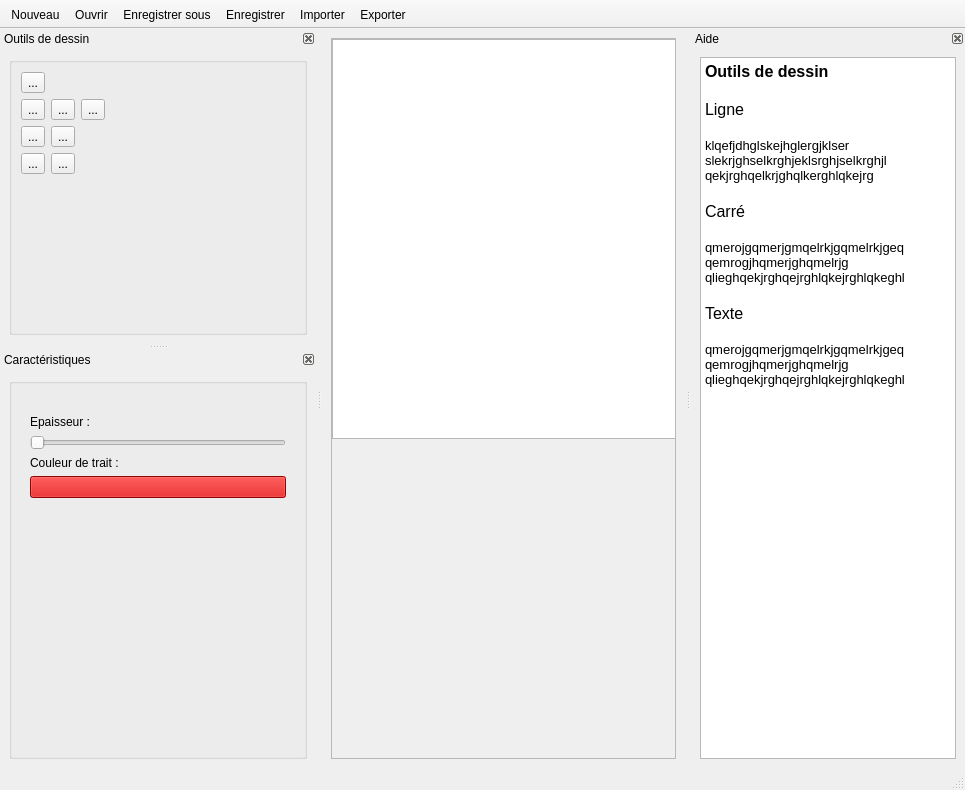
Before: the Qt Designer form mainwindow.ui in BARRY-JN/M1---vectorial-draw-application, drawn with Qt 5.
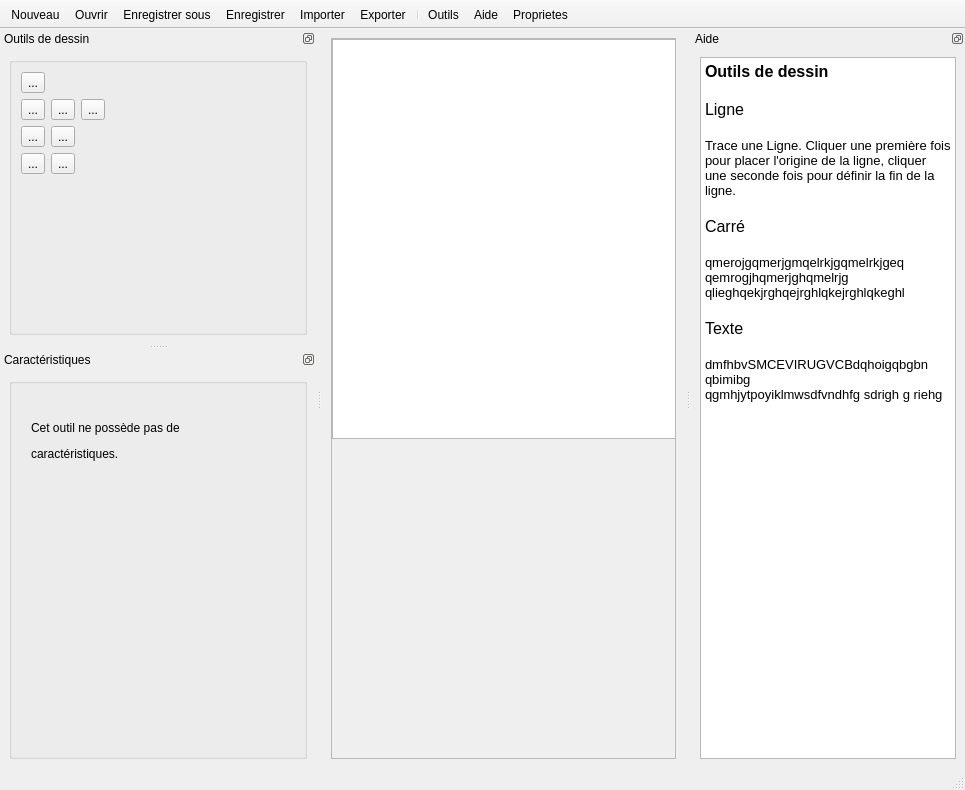
After: the same form once the commit is applied. The open tabs and pages were chosen to show the change. Icons and pictures are not drawn.

Patch:
```diff
--- a/mainwindow.ui
+++ b/mainwindow.ui
@@ -72,6 +72,10 @@
    <addaction name="actionEnregistrer"/>
    <addaction name="actionImporter"/>
    <addaction name="actionExporter"/>
+   <addaction name="separator"/>
+   <addaction name="actionOutils"/>
+   <addaction name="actionAide"/>
+   <addaction name="actionProprietes"/>
   </widget>
   <widget class="QDockWidget" name="dockWidget_2">
    <property name="sizePolicy">
@@ -96,7 +100,7 @@
     <bool>false</bool>
    </property>
    <property name="features">
-    <set>QDockWidget::DockWidgetClosable|QDockWidget::DockWidgetMovable</set>
+    <set>QDockWidget::DockWidgetFloatable|QDockWidget::DockWidgetMovable</set>
    </property>
    <property name="windowTitle">
     <string>Outils de dessin</string>
@@ -449,7 +453,7 @@
     </size>
    </property>
    <property name="features">
-    <set>QDockWidget::DockWidgetClosable|QDockWidget::DockWidgetMovable</set>
+    <set>QDockWidget::DockWidgetFloatable|QDockWidget::DockWidgetMovable</set>
    </property>
    <property name="windowTitle">
     <string>Caractéristiques</string>
@@ -698,6 +702,21 @@
             </item>
            </layout>
           </widget>
+          <widget class="QWidget" name="page_4">
+           <widget class="QLabel" name="label_9">
+            <property name="geometry">
+             <rect>
+              <x>10</x>
+              <y>10</y>
+              <width>251</width>
+              <height>51</height>
+             </rect>
+            </property>
+            <property name="text">
+             <string>&lt;html&gt;&lt;head/&gt;&lt;body&gt;&lt;p&gt;Cet outil ne possède pas de&lt;/p&gt;&lt;p&gt;caractéristiques.&lt;/p&gt;&lt;/body&gt;&lt;/html&gt;</string>
+            </property>
+           </widget>
+          </widget>
          </widget>
         </item>
        </layout>
@@ -725,7 +744,7 @@
     </size>
    </property>
    <property name="features">
-    <set>QDockWidget::DockWidgetClosable|QDockWidget::DockWidgetMovable</set>
+    <set>QDockWidget::DockWidgetFloatable|QDockWidget::DockWidgetMovable</set>
    </property>
    <property name="windowTitle">
     <string>Aide</string>
@@ -759,26 +778,23 @@
         <string>&lt;!DOCTYPE HTML PUBLIC &quot;-//W3C//DTD HTML 4.0//EN&quot; &quot;http://www.w3.org/TR/REC-html40/strict.dtd&quot;&gt;
 &lt;html&gt;&lt;head&gt;&lt;meta name=&quot;qrichtext&quot; content=&quot;1&quot; /&gt;&lt;style type=&quot;text/css&quot;&gt;
 p, li { white-space: pre-wrap; }
-&lt;/style&gt;&lt;/head&gt;&lt;body style=&quot; font-family:'Ubuntu'; font-size:10pt; font-weight:400; font-style:normal;&quot;&gt;
+&lt;/style&gt;&lt;/head&gt;&lt;body style=&quot; font-family:'Ubuntu'; font-size:11pt; font-weight:400; font-style:normal;&quot;&gt;
 &lt;p style=&quot; margin-top:0px; margin-bottom:0px; margin-left:0px; margin-right:0px; -qt-block-indent:0; text-indent:0px;&quot;&gt;&lt;span style=&quot; font-family:'MS Shell Dlg 2'; font-size:12pt; font-weight:600;&quot;&gt;Outils de dessin&lt;/span&gt;&lt;/p&gt;
 &lt;p style=&quot;-qt-paragraph-type:empty; margin-top:0px; margin-bottom:0px; margin-left:0px; margin-right:0px; -qt-block-indent:0; text-indent:0px; font-family:'MS Shell Dlg 2'; font-size:12pt; font-weight:600;&quot;&gt;&lt;br /&gt;&lt;/p&gt;
 &lt;p style=&quot; margin-top:0px; margin-bottom:0px; margin-left:0px; margin-right:0px; -qt-block-indent:0; text-indent:0px;&quot;&gt;&lt;span style=&quot; font-family:'MS Shell Dlg 2'; font-size:12pt;&quot;&gt;Ligne&lt;/span&gt;&lt;/p&gt;
 &lt;p style=&quot;-qt-paragraph-type:empty; margin-top:0px; margin-bottom:0px; margin-left:0px; margin-right:0px; -qt-block-indent:0; text-indent:0px; font-family:'MS Shell Dlg 2'; font-size:12pt; font-weight:600;&quot;&gt;&lt;br /&gt;&lt;/p&gt;
-&lt;p style=&quot; margin-top:0px; margin-bottom:0px; margin-left:0px; margin-right:0px; -qt-block-indent:0; text-indent:0px;&quot;&gt;&lt;span style=&quot; font-family:'MS Shell Dlg 2';&quot;&gt;klqefjdhglskejhglergjklser&lt;/span&gt;&lt;/p&gt;
-&lt;p style=&quot; margin-top:0px; margin-bottom:0px; margin-left:0px; margin-right:0px; -qt-block-indent:0; text-indent:0px;&quot;&gt;&lt;span style=&quot; font-family:'MS Shell Dlg 2';&quot;&gt;slekrjghselkrghjeklsrghjselkrghjl&lt;/span&gt;&lt;/p&gt;
-&lt;p style=&quot; margin-top:0px; margin-bottom:0px; margin-left:0px; margin-right:0px; -qt-block-indent:0; text-indent:0px;&quot;&gt;&lt;span style=&quot; font-family:'MS Shell Dlg 2';&quot;&gt;qekjrghqelkrjghqlkerghlqkejrg&lt;/span&gt;&lt;/p&gt;
+&lt;p style=&quot; margin-top:0px; margin-bottom:0px; margin-left:0px; margin-right:0px; -qt-block-indent:0; text-indent:0px;&quot;&gt;&lt;span style=&quot; font-family:'MS Shell Dlg 2'; font-size:10pt;&quot;&gt;Trace une Ligne. Cliquer une première fois pour placer l'origine de la ligne, cliquer une seconde fois pour définir la fin de la ligne.&lt;/span&gt;&lt;/p&gt;
 &lt;p style=&quot;-qt-paragraph-type:empty; margin-top:0px; margin-bottom:0px; margin-left:0px; margin-right:0px; -qt-block-indent:0; text-indent:0px; font-family:'MS Shell Dlg 2'; font-size:12pt; font-weight:600;&quot;&gt;&lt;br /&gt;&lt;/p&gt;
 &lt;p style=&quot; margin-top:0px; margin-bottom:0px; margin-left:0px; margin-right:0px; -qt-block-indent:0; text-indent:0px;&quot;&gt;&lt;span style=&quot; font-family:'MS Shell Dlg 2'; font-size:12pt;&quot;&gt;Carré&lt;/span&gt;&lt;/p&gt;
 &lt;p style=&quot;-qt-paragraph-type:empty; margin-top:0px; margin-bottom:0px; margin-left:0px; margin-right:0px; -qt-block-indent:0; text-indent:0px; font-family:'MS Shell Dlg 2'; font-size:12pt;&quot;&gt;&lt;br /&gt;&lt;/p&gt;
-&lt;p style=&quot; margin-top:0px; margin-bottom:0px; margin-left:0px; margin-right:0px; -qt-block-indent:0; text-indent:0px;&quot;&gt;&lt;span style=&quot; font-family:'MS Shell Dlg 2';&quot;&gt;qmerojgqmerjgmqelrkjgqmelrkjgeq&lt;/span&gt;&lt;/p&gt;
-&lt;p style=&quot; margin-top:0px; margin-bottom:0px; margin-left:0px; margin-right:0px; -qt-block-indent:0; text-indent:0px;&quot;&gt;&lt;span style=&quot; font-family:'MS Shell Dlg 2';&quot;&gt;qemrogjhqmerjghqmelrjg&lt;/span&gt;&lt;/p&gt;
-&lt;p style=&quot; margin-top:0px; margin-bottom:0px; margin-left:0px; margin-right:0px; -qt-block-indent:0; text-indent:0px;&quot;&gt;&lt;span style=&quot; font-family:'MS Shell Dlg 2';&quot;&gt;qlieghqekjrghqejrghlqkejrghlqkeghl&lt;/span&gt;&lt;/p&gt;
+&lt;p style=&quot; margin-top:0px; margin-bottom:0px; margin-left:0px; margin-right:0px; -qt-block-indent:0; text-indent:0px;&quot;&gt;&lt;span style=&quot; font-family:'MS Shell Dlg 2'; font-size:10pt;&quot;&gt;qmerojgqmerjgmqelrkjgqmelrkjgeq&lt;/span&gt;&lt;/p&gt;
+&lt;p style=&quot; margin-top:0px; margin-bottom:0px; margin-left:0px; margin-right:0px; -qt-block-indent:0; text-indent:0px;&quot;&gt;&lt;span style=&quot; font-family:'MS Shell Dlg 2'; font-size:10pt;&quot;&gt;qemrogjhqmerjghqmelrjg&lt;/span&gt;&lt;/p&gt;
+&lt;p style=&quot; margin-top:0px; margin-bottom:0px; margin-left:0px; margin-right:0px; -qt-block-indent:0; text-indent:0px;&quot;&gt;&lt;span style=&quot; font-family:'MS Shell Dlg 2'; font-size:10pt;&quot;&gt;qlieghqekjrghqejrghlqkejrghlqkeghl&lt;/span&gt;&lt;/p&gt;
 &lt;p style=&quot;-qt-paragraph-type:empty; margin-top:0px; margin-bottom:0px; margin-left:0px; margin-right:0px; -qt-block-indent:0; text-indent:0px; font-family:'MS Shell Dlg 2'; font-size:12pt; font-weight:600;&quot;&gt;&lt;br /&gt;&lt;/p&gt;
 &lt;p style=&quot; margin-top:0px; margin-bottom:0px; margin-left:0px; margin-right:0px; -qt-block-indent:0; text-indent:0px;&quot;&gt;&lt;span style=&quot; font-family:'MS Shell Dlg 2'; font-size:12pt;&quot;&gt;Texte&lt;/span&gt;&lt;/p&gt;
 &lt;p style=&quot;-qt-paragraph-type:empty; margin-top:0px; margin-bottom:0px; margin-left:0px; margin-right:0px; -qt-block-indent:0; text-indent:0px; font-family:'MS Shell Dlg 2'; font-size:12pt;&quot;&gt;&lt;br /&gt;&lt;/p&gt;
-&lt;p style=&quot; margin-top:0px; margin-bottom:0px; margin-left:0px; margin-right:0px; -qt-block-indent:0; text-indent:0px;&quot;&gt;&lt;span style=&quot; font-family:'MS Shell Dlg 2';&quot;&gt;qmerojgqmerjgmqelrkjgqmelrkjgeq&lt;/span&gt;&lt;/p&gt;
-&lt;p style=&quot; margin-top:0px; margin-bottom:0px; margin-left:0px; margin-right:0px; -qt-block-indent:0; text-indent:0px;&quot;&gt;&lt;span style=&quot; font-family:'MS Shell Dlg 2';&quot;&gt;qemrogjhqmerjghqmelrjg&lt;/span&gt;&lt;/p&gt;
-&lt;p style=&quot; margin-top:0px; margin-bottom:0px; margin-left:0px; margin-right:0px; -qt-block-indent:0; text-indent:0px;&quot;&gt;&lt;span style=&quot; font-family:'MS Shell Dlg 2';&quot;&gt;qlieghqekjrghqejrghlqkejrghlqkeghl&lt;/span&gt;&lt;/p&gt;&lt;/body&gt;&lt;/html&gt;</string>
+&lt;p style=&quot; margin-top:0px; margin-bottom:0px; margin-left:0px; margin-right:0px; -qt-block-indent:0; text-indent:0px;&quot;&gt;&lt;span style=&quot; font-family:'MS Shell Dlg 2'; font-size:10pt;&quot;&gt;dmfhbvSMCEVIRUGVCBdqhoigqbgbn qbimibg&lt;/span&gt;&lt;/p&gt;
+&lt;p style=&quot; margin-top:0px; margin-bottom:0px; margin-left:0px; margin-right:0px; -qt-block-indent:0; text-indent:0px;&quot;&gt;&lt;span style=&quot; font-family:'MS Shell Dlg 2'; font-size:10pt;&quot;&gt;qgmhjytpoyiklmwsdfvndhfg sdrigh g riehg&lt;/span&gt;&lt;/p&gt;&lt;/body&gt;&lt;/html&gt;</string>
        </property>
       </widget>
      </item>
@@ -854,7 +870,64 @@
     <string>Exporter</string>
    </property>
    <property name="toolTip">
-    <string>Exporter le dessin</string>
+    <string>&lt;html&gt;&lt;head/&gt;&lt;body&gt;&lt;p&gt;&lt;span style=&quot; font-weight:600;&quot;&gt;Exporter&lt;/span&gt; le dessin&lt;/p&gt;&lt;/body&gt;&lt;/html&gt;</string>
+   </property>
+   <property name="shortcut">
+    <string>Ctrl+E</string>
+   </property>
+  </action>
+  <action name="actionOutils">
+   <property name="enabled">
+    <bool>true</bool>
+   </property>
+   <property name="icon">
+    <iconset resource="ressources.qrc">
+     <normaloff>:/Icons/ressources/Pencil.png</normaloff>:/Icons/ressources/Pencil.png</iconset>
+   </property>
+   <property name="text">
+    <string>Outils</string>
+   </property>
+   <property name="toolTip">
+    <string>&lt;html&gt;&lt;head/&gt;&lt;body&gt;&lt;p&gt;&lt;span style=&quot; font-weight:600;&quot;&gt;Afficher&lt;/span&gt; les &lt;span style=&quot; font-weight:600;&quot;&gt;outils&lt;/span&gt; de dessin&lt;/p&gt;&lt;/body&gt;&lt;/html&gt;</string>
+   </property>
+   <property name="visible">
+    <bool>true</bool>
+   </property>
+  </action>
+  <action name="actionAide">
+   <property name="enabled">
+    <bool>true</bool>
+   </property>
+   <property name="icon">
+    <iconset resource="ressources.qrc">
+     <normaloff>:/Icons/ressources/Help.png</normaloff>:/Icons/ressources/Help.png</iconset>
+   </property>
+   <property name="text">
+    <string>Aide</string>
+   </property>
+   <property name="toolTip">
+    <string>&lt;html&gt;&lt;head/&gt;&lt;body&gt;&lt;p&gt;&lt;span style=&quot; font-weight:600;&quot;&gt;Afficher &lt;/span&gt;la zone d'&lt;span style=&quot; font-weight:600;&quot;&gt;aide&lt;/span&gt;&lt;/p&gt;&lt;/body&gt;&lt;/html&gt;</string>
+   </property>
+   <property name="visible">
+    <bool>true</bool>
+   </property>
+  </action>
+  <action name="actionProprietes">
+   <property name="enabled">
+    <bool>true</bool>
+   </property>
+   <property name="icon">
+    <iconset resource="ressources.qrc">
+     <normaloff>:/Icons/ressources/Tools.png</normaloff>:/Icons/ressources/Tools.png</iconset>
+   </property>
+   <property name="text">
+    <string>Proprietes</string>
+   </property>
+   <property name="toolTip">
+    <string>&lt;html&gt;&lt;head/&gt;&lt;body&gt;&lt;p&gt;&lt;span style=&quot; font-weight:600;&quot;&gt;Afficher&lt;/span&gt; les &lt;span style=&quot; font-weight:600;&quot;&gt;propriétés&lt;/span&gt; des outils.&lt;/p&gt;&lt;/body&gt;&lt;/html&gt;</string>
+   </property>
+   <property name="visible">
+    <bool>true</bool>
    </property>
   </action>
  </widget>
```
Left out of the diff: 58 changed lines with no effect on the pictures.
